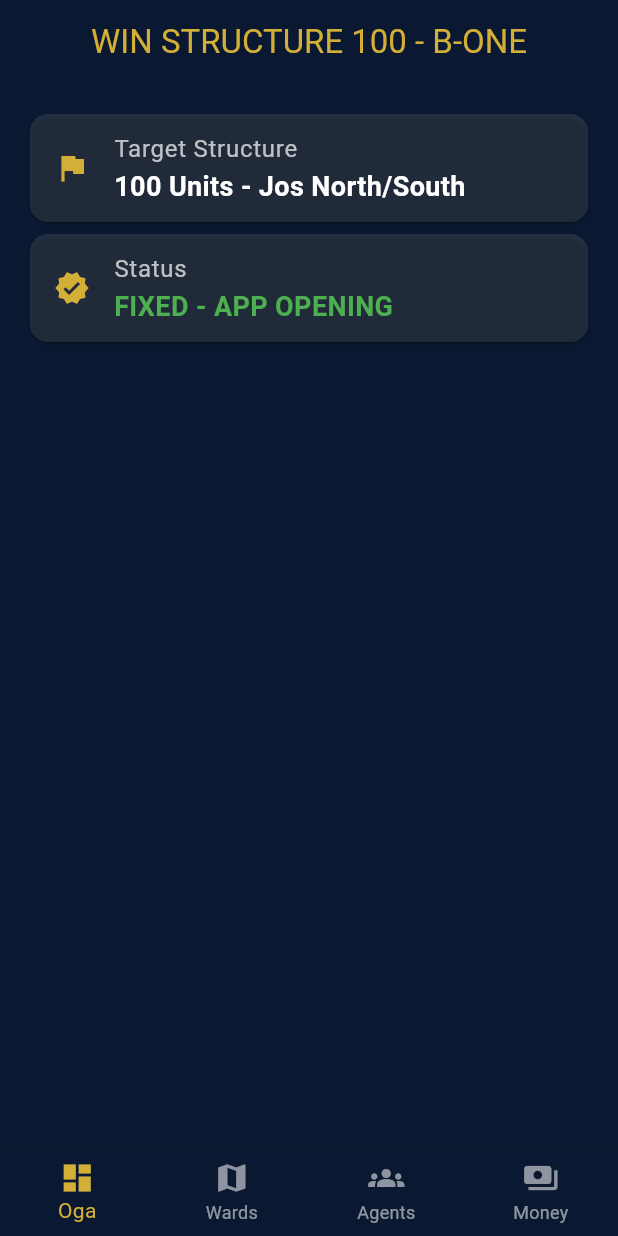
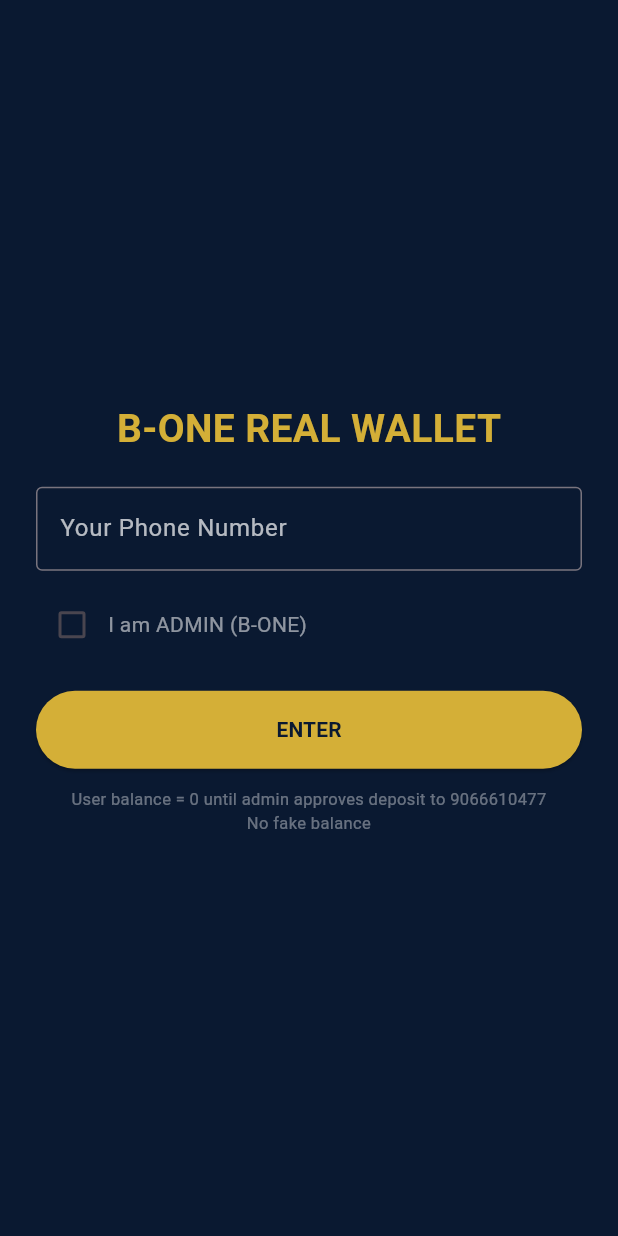
Before and after one commit to emmanuelshittu502-bot/Win-structure-100, a Flutter app: the screen it shows after launch, on a phone screen of 412 x 824 dp. Run offline on Flutter 3.47's test engine with Material 3 defaults, Android fonts, the phone set to English and light mode, and no system bars; our stand-ins replace cloud_firestore, firebase_core; accounts and stored records are empty; generated files the repository leaves out were written again.

Commit message:
Update main.dart

```diff
--- a/lib/main.dart
+++ b/lib/main.dart
@@ -1,132 +1,132 @@
 import 'package:flutter/material.dart';
+import 'package:firebase_core/firebase_core.dart';
+import 'package:cloud_firestore/cloud_firestore.dart';
+import 'firebase_options.dart';
 
-void main() {
-  runApp(const WinStructureApp());
+void main() async {
+  WidgetsFlutterBinding.ensureInitialized();
+  try { await Firebase.initializeApp(options: DefaultFirebaseOptions.currentPlatform); } catch(e){}
+  runApp(BOneRealApp());
 }
 
-class WinStructureApp extends StatelessWidget {
-  const WinStructureApp({super.key});
+class BOneRealApp extends StatelessWidget {
   @override
-  Widget build(BuildContext context) {
-    return MaterialApp(
-      debugShowCheckedModeBanner: false,
-      title: 'Win Structure 100',
-      home: const MainNavigation(),
-    );
+  Widget build(BuildContext context) => MaterialApp(debugShowCheckedModeBanner: false, home: LoginReal());
+}
+
+class LoginReal extends StatefulWidget { @override State<LoginReal> createState()=>_LoginRealState();}
+class _LoginRealState extends State<LoginReal>{
+  TextEditingController phone = TextEditingController();
+  bool isAdmin = false;
+  @override Widget build(BuildContext context){
+    return Scaffold(backgroundColor: Color(0xFF0A1931), body: Padding(padding: EdgeInsets.all(24), child: Column(mainAxisAlignment: MainAxisAlignment.center, children: [
+      Text('B-ONE REAL WALLET', style: TextStyle(color: Color(0xFFD4AF37), fontSize:26, fontWeight: FontWeight.bold)),
+      SizedBox(height:20),
+      TextField(controller: phone, keyboardType: TextInputType.phone, style: TextStyle(color: Colors.white), decoration: InputDecoration(labelText: 'Your Phone Number', hintText: '080...', border: OutlineInputBorder(), labelStyle: TextStyle(color: Colors.white70))),
+      SizedBox(height:12),
+      Row(children: [Checkbox(value: isAdmin, onChanged: (v)=>setState(()=>isAdmin=v!), activeColor: Color(0xFFD4AF37)), Text('I am ADMIN (B-ONE)', style: TextStyle(color: Colors.white54))]),
+      SizedBox(height:20),
+      SizedBox(width: double.infinity, child: ElevatedButton(style: ElevatedButton.styleFrom(backgroundColor: Color(0xFFD4AF37), padding: EdgeInsets.all(16)), onPressed: (){
+        if(phone.text.isEmpty) return;
+        if(isAdmin && phone.text!='9066610477'){ ScaffoldMessenger.of(context).showSnackBar(SnackBar(content: Text('Admin must login with 9066610477'))); return; }
+        FirebaseFirestore.instance.collection('users').doc(phone.text).set({'phone':phone.text, 'balance':0, 'created':FieldValue.serverTimestamp()}, SetOptions(merge:true));
+        Navigator.pushReplacement(context, MaterialPageRoute(builder: (_)=> isAdmin ? AdminApproveScreen() : WalletRealScreen(phone: phone.text)));
+      }, child: Text('ENTER', style: TextStyle(color: Color(0xFF0A1931), fontWeight: FontWeight.bold)))) ,
+      SizedBox(height:12),
+      Text('User balance = 0 until admin approves deposit to 9066610477\nNo fake balance', style: TextStyle(color: Colors.white38, fontSize:11), textAlign: TextAlign.center)
+    ])));
   }
 }
 
-class MainNavigation extends StatefulWidget {
-  const MainNavigation({super.key});
-  @override
-  State<MainNavigation> createState() => _MainNavigationState();
-}
-
-class _MainNavigationState extends State<MainNavigation> {
-  int _index = 0;
-  final screens = [OgaScreen(), WardsScreen(), AgentsScreen(), MoneyScreen()];
-  @override
-  Widget build(BuildContext context) {
-    return Scaffold(
-      body: screens[_index],
-      bottomNavigationBar: BottomNavigationBar(
-        backgroundColor: Color(0xFF0A1931),
-        selectedItemColor: Color(0xFFD4AF37),
-        unselectedItemColor: Colors.white54,
-        currentIndex: _index,
-        onTap: (i) => setState(() => _index = i),
-        type: BottomNavigationBarType.fixed,
-        items: [
-          BottomNavigationBarItem(icon: Icon(Icons.dashboard), label: 'Oga'),
-          BottomNavigationBarItem(icon: Icon(Icons.map), label: 'Wards'),
-          BottomNavigationBarItem(icon: Icon(Icons.groups), label: 'Agents'),
-          BottomNavigationBarItem(icon: Icon(Icons.payments), label: 'Money'),
-        ],
-      ),
-    );
+class WalletRealScreen extends StatelessWidget{
+  final String phone; WalletRealScreen({required this.phone});
+  void depositReal(BuildContext ctx){
+    TextEditingController amtCtrl = TextEditingController();
+    showModalBottomSheet(context: ctx, backgroundColor: Color(0xFF0A1931), isScrollControlled: true, builder: (c)=>Padding(padding: EdgeInsets.only(bottom: MediaQuery.of(c).viewInsets.bottom, left:16,right:16,top:24), child: Column(mainAxisSize: MainAxisSize.min, children: [
+      Text('DEPOSIT', style: TextStyle(color: Color(0xFFD4AF37), fontWeight: FontWeight.bold, fontSize:18)),
+      SizedBox(height:12),
+      Container(padding: EdgeInsets.all(12), decoration: BoxDecoration(color: Colors.white10, borderRadius: BorderRadius.circular(8)), child: Column(crossAxisAlignment: CrossAxisAlignment.start, children: [
+        Text('Transfer to', style: TextStyle(color: Colors.white54, fontSize:12)),
+        Text('Moniepoint - 9066610477 - B-ONE', style: TextStyle(color: Colors.white, fontWeight: FontWeight.bold, fontSize:16)),
+      ])),
+      SizedBox(height:12),
+      TextField(controller: amtCtrl, keyboardType: TextInputType.number, style: TextStyle(color: Colors.white), decoration: InputDecoration(prefixText: '₦ ', labelText: 'Amount', border: OutlineInputBorder())),
+      SizedBox(height:12),
+      SizedBox(width: double.infinity, child: ElevatedButton(style: ElevatedButton.styleFrom(backgroundColor: Color(0xFFD4AF37), padding: EdgeInsets.all(16)), onPressed: (){
+        double amt = double.tryParse(amtCtrl.text)??0;
+        if(amt<=0) return;
+        FirebaseFirestore.instance.collection('deposits').add({'phone':phone, 'amount':amt, 'to_account':'9066610477', 'status':'PENDING', 'time':FieldValue.serverTimestamp()});
+        Navigator.pop(c);
+        ScaffoldMessenger.of(ctx).showSnackBar(SnackBar(content: Text('Deposit request sent! Wait for approval'), backgroundColor: Colors.orange));
+      }, child: Text('DEPOSIT', style: TextStyle(color: Color(0xFF0A1931), fontWeight: FontWeight.bold, fontSize:16)))),
+      SizedBox(height:30),
+    ])));
+  }
+  void sendReal(BuildContext ctx, double myBalance){
+    TextEditingController toCtrl=TextEditingController(); TextEditingController amtCtrl=TextEditingController();
+    showModalBottomSheet(context: ctx, isScrollControlled: true, backgroundColor: Color(0xFF0A1931), builder: (c)=>StatefulBuilder(builder: (c,setM){
+      double amt=double.tryParse(amtCtrl.text)??0; double cut=amt*0.02; double sendAmt=amt-cut;
+      return Padding(padding: EdgeInsets.only(bottom: MediaQuery.of(c).viewInsets.bottom, left:16,right:16,top:24), child: Column(mainAxisSize: MainAxisSize.min, children: [
+        Text('SEND TO ANYBODY - REAL', style: TextStyle(color: Color(0xFFD4AF37), fontWeight: FontWeight.bold)),
+        SizedBox(height:12),
+        TextField(controller: toCtrl, keyboardType: TextInputType.phone, style: TextStyle(color: Colors.white), decoration: InputDecoration(labelText: 'Receiver Phone', border: OutlineInputBorder())),
+        TextField(controller: amtCtrl, keyboardType: TextInputType.number, style: TextStyle(color: Colors.white), onChanged: (v)=>setM((){}), decoration: InputDecoration(prefixText: '₦ ', labelText: 'Amount', border: OutlineInputBorder())),
+        if(amt>0) Container(margin: EdgeInsets.only(top:12), padding: EdgeInsets.all(10), decoration: BoxDecoration(border: Border.all(color: Color(0xFFD4AF37)), borderRadius: BorderRadius.circular(8)), child: Column(children: [
+          Row(mainAxisAlignment: MainAxisAlignment.spaceBetween, children: [Text('Receiver gets', style: TextStyle(color: Colors.white70)), Text('₦${sendAmt.toStringAsFixed(2)}', style: TextStyle(color: Colors.white, fontWeight: FontWeight.bold))]),
+          Row(mainAxisAlignment: MainAxisAlignment.spaceBetween, children: [Text('B-ONE 2% -> 9066610477', style: TextStyle(color: Colors.white70, fontSize:12)), Text('₦${cut.toStringAsFixed(2)}', style: TextStyle(color: Color(0xFFD4AF37)))]),
+        ])),
+        SizedBox(height:12),
+        SizedBox(width: double.infinity, child: ElevatedButton(style: ElevatedButton.styleFrom(backgroundColor: Color(0xFFD4AF37)), onPressed: () async {
+          if(amt<=0 || amt>myBalance || toCtrl.text.isEmpty) return;
+          var receiverDoc = await FirebaseFirestore.instance.collection('users').doc(toCtrl.text).get();
+          if(!receiverDoc.exists){ ScaffoldMessenger.of(ctx).showSnackBar(SnackBar(content: Text('Receiver not registered'))); return; }
+          await FirebaseFirestore.instance.collection('users').doc(phone).update({'balance': FieldValue.increment(-amt)});
+          await FirebaseFirestore.instance.collection('users').doc(toCtrl.text).update({'balance': FieldValue.increment(sendAmt)});
+          await FirebaseFirestore.instance.collection('users').doc('9066610477').set({'phone':'9066610477','balance':0}, SetOptions(merge:true));
+          await FirebaseFirestore.instance.collection('users').doc('9066610477').update({'balance': FieldValue.increment(cut)});
+          await FirebaseFirestore.instance.collection('transfers').add({'from':phone,'to':toCtrl.text,'amount':amt,'cut':cut,'bone_account':'9066610477','time':FieldValue.serverTimestamp()});
+          Navigator.pop(c);
+        }, child: Text('SEND REAL MONEY'))),
+        SizedBox(height:30),
+      ]));
+    }));
+  }
+  @override Widget build(BuildContext context){
+    return StreamBuilder<DocumentSnapshot>(stream: FirebaseFirestore.instance.collection('users').doc(phone).snapshots(), builder: (c,snap){
+      double bal = 0; if(snap.hasData && snap.data!.data()!=null){ var d=snap.data!.data() as Map; bal = (d['balance']??0).toDouble(); }
+      return Scaffold(backgroundColor: Color(0xFF0A1931), appBar: AppBar(backgroundColor: Color(0xFF0A1931), title: Text('WALLET $phone', style: TextStyle(color: Colors.white, fontSize:14))),
+        body: Padding(padding: EdgeInsets.all(16), child: Column(children: [
+          Container(width: double.infinity, padding: EdgeInsets.all(20), decoration: BoxDecoration(color: Color(0xFFD4AF37), borderRadius: BorderRadius.circular(16)), child: Column(crossAxisAlignment: CrossAxisAlignment.start, children: [
+            Text('REAL BALANCE - From Firebase', style: TextStyle(color: Color(0xFF0A1931), fontSize:12)),
+            Text('₦ ${bal.toStringAsFixed(2)}', style: TextStyle(color: Color(0xFF0A1931), fontSize:36, fontWeight: FontWeight.bold)),
+            Text('Backed by 9066610477 Moniepoint', style: TextStyle(color: Color(0xFF0A1931).withOpacity(0.7), fontSize:11)),
+          ])),
+          SizedBox(height:16),
+          Row(children: [Expanded(child: ElevatedButton(style: ElevatedButton.styleFrom(backgroundColor: Color(0xFFD4AF37), padding: EdgeInsets.all(16)), onPressed: ()=>depositReal(context), child: Text('DEPOSIT', style: TextStyle(color: Color(0xFF0A1931), fontWeight: FontWeight.bold, fontSize:12)))), SizedBox(width:8), Expanded(child: ElevatedButton(style: ElevatedButton.styleFrom(backgroundColor: Colors.white10, padding: EdgeInsets.all(16)), onPressed: ()=>sendReal(context, bal), child: Text('SEND', style: TextStyle(color: Colors.white, fontWeight: FontWeight.bold, fontSize:12))))]),
+        ])),
+      );
+    });
   }
 }
 
-class OgaScreen extends StatelessWidget {
-  @override
-  Widget build(BuildContext context) {
-    return Scaffold(backgroundColor: Color(0xFF0A1931),
-      appBar: AppBar(title: Text('WIN STRUCTURE 100 - B-ONE', style: TextStyle(color: Color(0xFFD4AF37))), backgroundColor: Color(0xFF0A1931), centerTitle: true),
-      body: Padding(padding: EdgeInsets.all(16), child: Column(children: [
-        Card(color: Colors.white10, child: ListTile(leading: Icon(Icons.flag, color: Color(0xFFD4AF37)), title: Text('Target Structure', style: TextStyle(color: Colors.white70)), subtitle: Text('100 Units - Jos North/South', style: TextStyle(color: Colors.white, fontWeight: FontWeight.bold, fontSize: 18)))),
-        Card(color: Colors.white10, child: ListTile(leading: Icon(Icons.verified, color: Color(0xFFD4AF37)), title: Text('Status', style: TextStyle(color: Colors.white70)), subtitle: Text('FIXED - APP OPENING', style: TextStyle(color: Colors.green, fontWeight: FontWeight.bold, fontSize: 18)))),
-      ])),
-    );
-  }
-}
-
-class WardsScreen extends StatefulWidget {
-  @override
-  State<WardsScreen> createState() => _WardsScreenState();
-}
-class _WardsScreenState extends State<WardsScreen> {
-  List<String> wards = ['Jos North - Ward 1', 'Jos South - Ward 2', 'Jos North - Ward 3'];
-  @override
-  Widget build(BuildContext context) {
-    return Scaffold(backgroundColor: Color(0xFF0A1931), appBar: AppBar(title: Text('Wards & PUs'), backgroundColor: Color(0xFF0A1931)),
-      floatingActionButton: FloatingActionButton(backgroundColor: Color(0xFFD4AF37), child: Icon(Icons.add), onPressed: () => setState(() => wards.add('New Ward ${wards.length + 1}'))),
-      body: ListView.builder(itemCount: wards.length, itemBuilder: (c,i) => Card(color: Colors.white10, margin: EdgeInsets.symmetric(horizontal:16, vertical:4), child: ListTile(title: Text(wards[i], style: TextStyle(color: Colors.white)), subtitle: Text('10 PUs - Structure Active', style: TextStyle(color: Colors.white70)), trailing: Icon(Icons.check_circle, color: Colors.green)))) ,
-    );
-  }
-}
-
-class AgentsScreen extends StatefulWidget {
-  @override
-  State<AgentsScreen> createState() => _AgentsScreenState();
-}
-class _AgentsScreenState extends State<AgentsScreen> {
-  List<Map<String,String>> agents = [{'name':'Agent Musa','phone':'09011111111'},{'name':'Agent James','phone':'09022222222'}];
-  @override
-  Widget build(BuildContext context) {
-    return Scaffold(backgroundColor: Color(0xFF0A1931), appBar: AppBar(title: Text('Agents Structure - 100'), backgroundColor: Color(0xFF0A1931)),
-      floatingActionButton: FloatingActionButton(backgroundColor: Color(0xFFD4AF37), child: Icon(Icons.person_add), onPressed: () => setState(() => agents.add({'name':'Agent ${agents.length+1}','phone':'090${DateTime.now().millisecond}'}))),
+class AdminApproveScreen extends StatelessWidget{
+  @override Widget build(BuildContext context){
+    return Scaffold(backgroundColor: Color(0xFF0A1931), appBar: AppBar(backgroundColor: Color(0xFF0A1931), title: Text('ADMIN - 9066610477', style: TextStyle(color: Color(0xFFD4AF37), fontSize:12)))),
       body: Column(children: [
-        Padding(padding: EdgeInsets.all(16), child: Text('Total Agents: ${agents.length} / 100', style: TextStyle(color: Color(0xFFD4AF37), fontSize: 20, fontWeight: FontWeight.bold))),
-        Expanded(child: ListView.builder(itemCount: agents.length, itemBuilder: (c,i) => Card(color: Colors.white10, margin: EdgeInsets.symmetric(horizontal:16, vertical:4), child: ListTile(leading: CircleAvatar(backgroundColor: Color(0xFFD4AF37), child: Text(agents[i]['name']![0])), title: Text(agents[i]['name']!, style: TextStyle(color: Colors.white)), subtitle: Text(agents[i]['phone']!, style: TextStyle(color: Colors.white70)))))),
+        StreamBuilder<DocumentSnapshot>(stream: FirebaseFirestore.instance.collection('users').doc('9066610477').snapshots(), builder: (c,s){ double b=0; if(s.hasData && s.data!.data()!=null) b=(s.data!.data() as Map)['balance']?.toDouble()??0; return Container(width: double.infinity, margin: EdgeInsets.all(16), padding: EdgeInsets.all(16), decoration: BoxDecoration(color: Color(0xFFD4AF37), borderRadius: BorderRadius.circular(12)), child: Column(children: [Text('YOUR 2% EARNINGS IN 9066610477', style: TextStyle(fontSize:11)), Text('₦ ${b.toStringAsFixed(2)}', style: TextStyle(fontSize:28, fontWeight: FontWeight.bold))])) ;}),
+        Expanded(child: StreamBuilder<QuerySnapshot>(stream: FirebaseFirestore.instance.collection('deposits').where('status', isEqualTo: 'PENDING').snapshots(), builder: (c,snap){
+          if(!snap.hasData) return Center(child: CircularProgressIndicator(color: Color(0xFFD4AF37)));
+          var docs=snap.data!.docs;
+          if(docs.isEmpty) return Center(child: Text('No pending deposits', style: TextStyle(color: Colors.white54)));
+          return ListView.builder(itemCount: docs.length, itemBuilder: (c,i){
+            var d=docs[i].data() as Map;
+            return Card(color: Colors.white10, margin: EdgeInsets.symmetric(horizontal:16, vertical:6), child: ListTile(title: Text('${d['phone']} sent ₦${d['amount']}', style: TextStyle(color: Colors.white, fontWeight: FontWeight.bold)), subtitle: Text('To 9066610477 - Check Moniepoint alert', style: TextStyle(color: Colors.white54, fontSize:11)), trailing: ElevatedButton(style: ElevatedButton.styleFrom(backgroundColor: Colors.green), onPressed: () async {
+              await FirebaseFirestore.instance.collection('users').doc(d['phone']).update({'balance': FieldValue.increment(d['amount'])});
+              await FirebaseFirestore.instance.collection('deposits').doc(docs[i].id).update({'status':'APPROVED'});
+            }, child: Text('APPROVE'))));
+          });
+        })),
       ]),
     );
   }
 }
-
-class MoneyScreen extends StatefulWidget {
-  @override
-  State<MoneyScreen> createState() => _MoneyScreenState();
-}
-class _MoneyScreenState extends State<MoneyScreen> {
-  TextEditingController totalController = TextEditingController();
-  double boneCut = 0;
-
-  void calc() {
-    double total = double.tryParse(totalController.text) ?? 0;
-    setState(() {
-      boneCut = total * 0.02;
-    });
-  }
-
-  @override
-  Widget build(BuildContext context) {
-    return Scaffold(
-      backgroundColor: Color(0xFF0A1931),
-      appBar: AppBar(title: Text('Settlement - 2% B-ONE'), backgroundColor: Color(0xFF0A1931)),
-      body: Padding(
-        padding: EdgeInsets.all(16),
-        child: Column(
-          children: [
-            Container(width: double.infinity, padding: EdgeInsets.all(20), decoration: BoxDecoration(color: Color(0xFFD4AF37), borderRadius: BorderRadius.circular(12)), child: Column(crossAxisAlignment: CrossAxisAlignment.start, children: [Text('B-ONE 2% CUT ACCOUNT', style: TextStyle(color: Color(0xFF0A1931), fontWeight: FontWeight.bold)), SizedBox(height: 8), Text('9066610477', style: TextStyle(color: Color(0xFF0A1931), fontSize: 32, fontWeight: FontWeight.bold)), Text('Moniepoint - 2% of all money', style: TextStyle(color: Color(0xFF0A1931)))])),
-            SizedBox(height: 20),
-            TextField(controller: totalController, keyboardType: TextInputType.number, style: TextStyle(color: Colors.white), decoration: InputDecoration(labelText: 'Enter Total Money', labelStyle: TextStyle(color: Colors.white70), border: OutlineInputBorder(), prefixText: '₦ '), onChanged: (v) => calc()),
-            SizedBox(height: 20),
-            Container(width: double.infinity, padding: EdgeInsets.all(20), decoration: BoxDecoration(color: Colors.white10, borderRadius: BorderRadius.circular(12), border: Border.all(color: Color(0xFFD4AF37))), child: Column(children: [Text('B-ONE 2% CUT', style: TextStyle(color: Colors.white70)), SizedBox(height: 8), Text('₦ ${boneCut.toStringAsFixed(2)}', style: TextStyle(color: Color(0xFFD4AF37), fontSize: 32, fontWeight: FontWeight.bold)), Text('Send to 9066610477', style: TextStyle(color: Colors.green))])),
-            SizedBox(height: 10),
-            Text('No Firebase needed. Works offline. Share APK on WhatsApp.', style: TextStyle(color: Colors.white54, fontSize: 12), textAlign: TextAlign.center),
-          ],
-        ),
-      ),
-    );
-  }
-}
```
